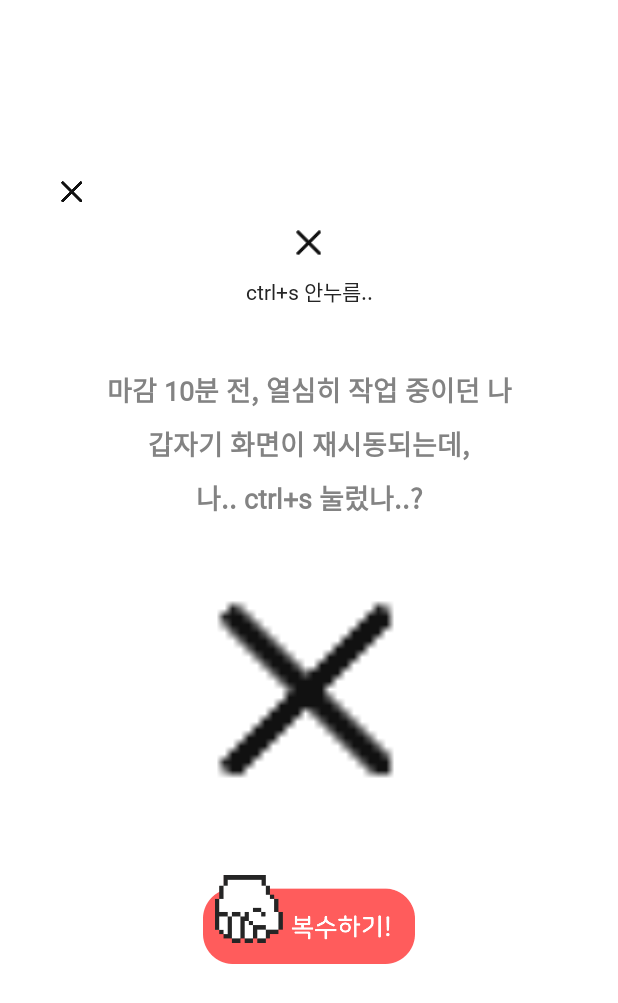
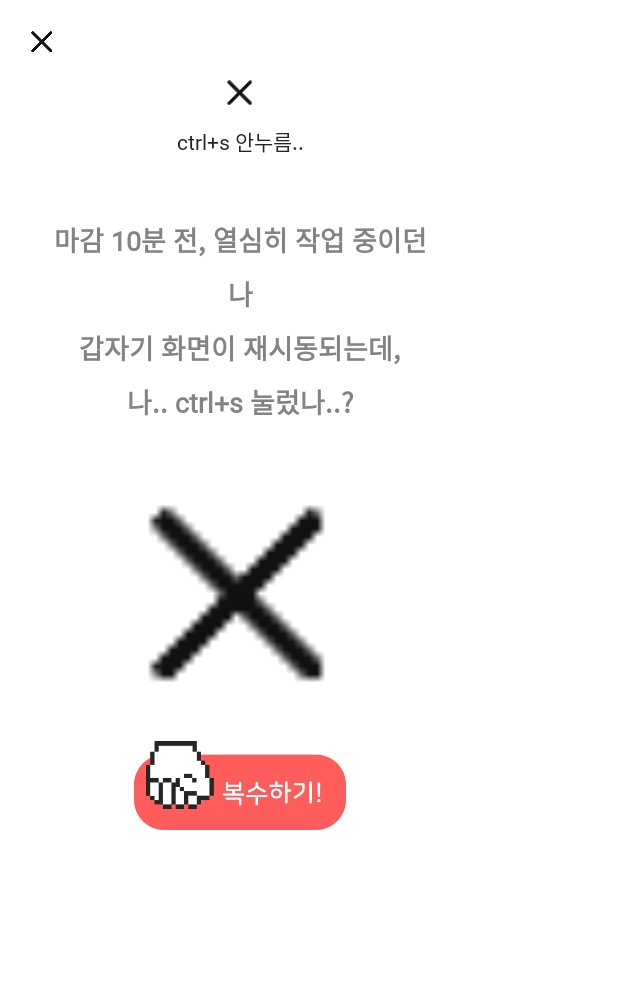
Before and after one commit to Dakkul/Dakkul_Android, an Android app: the layout fragment_story_dialog.xml on its own in the app's theme, with its tools: preview values and no code run, on a phone screen of 412 x 824 dp. Shown: the top 1003 px of the screen. Run offline under Robolectric (Android 15) with nearby library versions, the phone set to English and light mode, and no system bars; network calls fail.

Commit message:
[feat] 종합

```diff
--- a/app/src/main/java/com/example/dakkul/data/remote/DefaultResponse.kt
+++ b/app/src/main/java/com/example/dakkul/data/remote/DefaultResponse.kt
@@ -1,7 +1,7 @@
 package com.example.dakkul.data.remote
 
 data class DefaultResponse(
-    val message: String,
-    val status: Int,
-    val success: Boolean
+        val message: String,
+        val status: Int,
+        val success: Boolean
 )
--- a/app/src/main/java/com/example/dakkul/ui/punch/PunchReviewFragment.kt
+++ b/app/src/main/java/com/example/dakkul/ui/punch/PunchReviewFragment.kt
@@ -56,8 +56,13 @@ class PunchReviewFragment : Fragment() {
 
         binding.btnPunchDone.setOnClickListener {
             CoroutineScope(IO).launch {
-                RetrofitBuilder.dakkulAPI.setPost(binding.etPunchReview.text.toString(),3)
+                val response = RetrofitBuilder.dakkulAPI.setPost(binding.etPunchReview.text.toString(),3)
                 withContext(Main){
+                    if(response.status==200) {
+                        findNavController().navigate(R.id.action_punchReviewFragment_to_resultFragment)
+                    }else{
+
+                    }
 
                 }
             }
--- a/app/src/main/java/com/example/dakkul/ui/story/StoryDialogFragment.kt
+++ b/app/src/main/java/com/example/dakkul/ui/story/StoryDialogFragment.kt
@@ -1,5 +1,7 @@
 package com.example.dakkul.ui.story
 
+import android.graphics.Color
+import android.graphics.drawable.ColorDrawable
 import android.os.Bundle
 import androidx.fragment.app.Fragment
 import android.view.LayoutInflater
@@ -25,7 +27,7 @@ class StoryDialogFragment(id: Int) : DialogFragment() {
         savedInstanceState: Bundle?
     ): View? {
         _binding = FragmentStoryDialogBinding.inflate(layoutInflater, container, false)
-
+        dialog?.window?.setBackgroundDrawable(ColorDrawable(Color.TRANSPARENT))
         exitDialog()
         return binding.root
     }
--- /dev/null
+++ b/app/src/main/res/drawable-hdpi/border_ffffff_8_fill.xml
@@ -0,0 +1,6 @@
+<?xml version="1.0" encoding="utf-8"?>
+<shape xmlns:android="http://schemas.android.com/apk/res/android"
+    android:shape="rectangle">
+    <corners android:radius="8dp"/>
+    <solid android:color="@color/white"/>
+</shape>
--- a/app/src/main/res/layout/fragment_story_dialog.xml
+++ b/app/src/main/res/layout/fragment_story_dialog.xml
@@ -4,11 +4,9 @@
     xmlns:android="http://schemas.android.com/apk/res/android"
     xmlns:app="http://schemas.android.com/apk/res-auto"
     android:id="@+id/frameLayout"
-    android:layout_marginHorizontal="20dp"
-    android:layout_marginVertical="100dp"
-    android:layout_width="match_parent"
-    android:layout_height="match_parent"
-    android:layout_gravity="center"
+    android:layout_width="320dp"
+    android:layout_height="560dp"
+    android:background="@drawable/border_ffffff_8_fill"
     tools:context=".ui.story.StoryDialogFragment">
 
     <ImageView
@@ -98,7 +96,9 @@
         android:layout_width="wrap_content"
         android:layout_height="wrap_content"
         android:layout_marginTop="24dp"
+        android:layout_marginBottom="32dp"
         android:src="@drawable/btn_revenge_start"
+        app:layout_constraintBottom_toBottomOf="parent"
         app:layout_constraintEnd_toEndOf="parent"
         app:layout_constraintStart_toStartOf="parent"
         app:layout_constraintTop_toBottomOf="@+id/iv_wanted" />
--- a/app/src/main/res/navigation/mobile_navigation.xml
+++ b/app/src/main/res/navigation/mobile_navigation.xml
@@ -47,6 +47,7 @@
         <action
             android:id="@+id/action_punchReviewFragment_to_homeFragment"
             app:destination="@id/homeFragment" />
+
     </fragment>
     <fragment
         android:id="@+id/storyDialogFragment"
--- a/app/src/main/res/values/themes.xml
+++ b/app/src/main/res/values/themes.xml
@@ -10,7 +10,7 @@
         <item name="colorSecondaryVariant">@color/teal_700</item>
         <item name="colorOnSecondary">@color/black</item>
         <!-- Status bar color. -->
-        <item name="android:statusBarColor" tools:targetApi="l">?attr/colorPrimaryVariant</item>
+        <item name="android:statusBarColor" tools:targetApi="l">@color/white</item>
         <!-- Customize your theme here. -->
     </style>
     <style name="CustomChipChoice" parent="@style/Widget.MaterialComponents.Chip.Choice">
```
